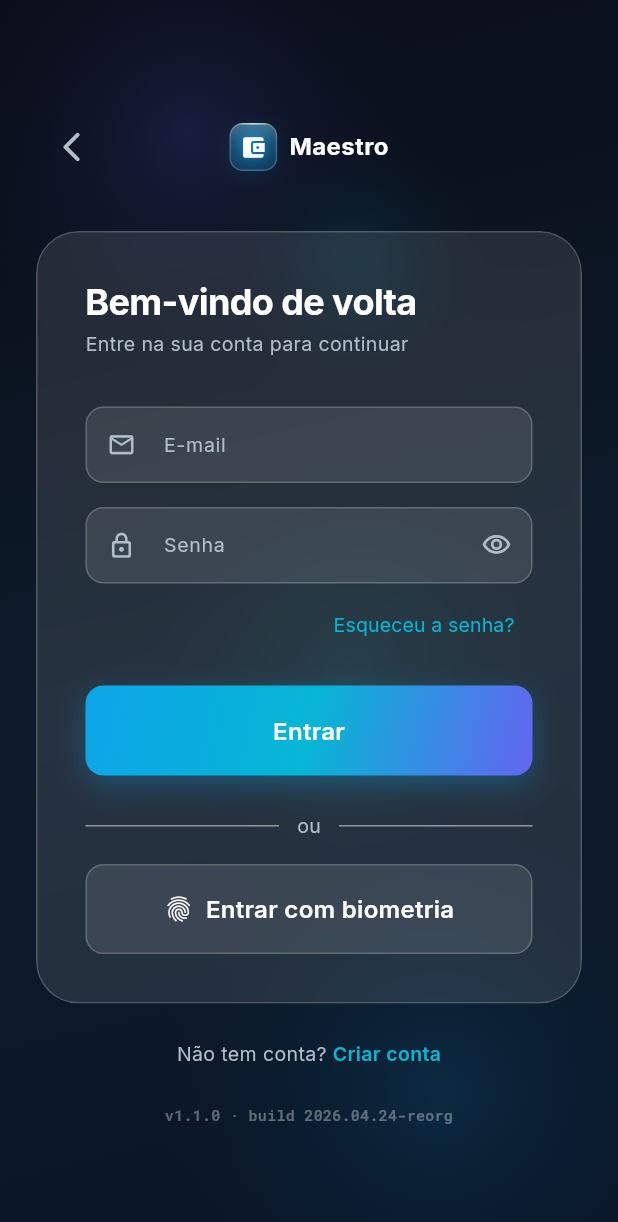
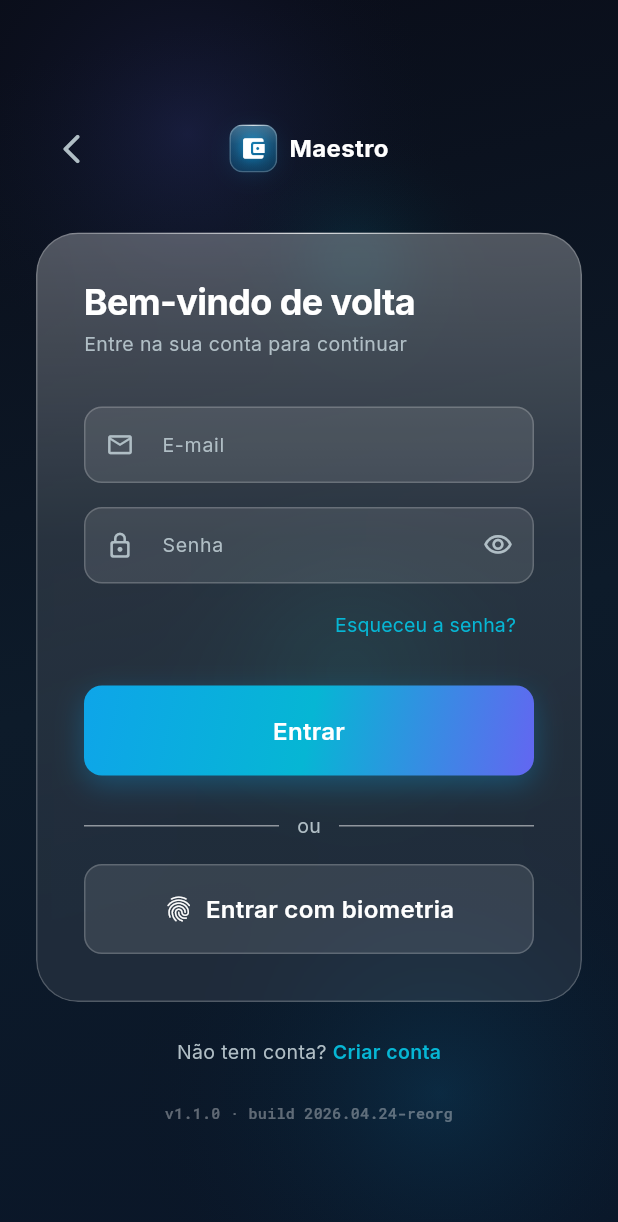
Before and after one commit to devchave/MaestroFinancas, a Flutter app: the LoginScreen screen opened by its route, on a phone screen of 412 x 824 dp. Shown: the top 1222 px of the screen. Run offline on Flutter 3.47's test engine with Material 3 defaults, Android fonts, the phone set to English and light mode, and no system bars; drawn by our look-alikes of flutter_animate; our stand-ins replace go_router, google_fonts.

Commit message:
Redesign AppCard with LiquidGlass
AppCard now wraps its content in LiquidGlass:
- Automatic rim of light at the top
- Inner top-down highlight
- Translucent white border
- Optional accentColor bleeds subtly (strength 0.5) for thematic tinting
- Consistent squircle feel across the whole app

API unchanged (child, padding, radius, accentColor, onTap) — all
existing cards upgrade automatically.

https://claude.ai/code/session_011YfDwKA5sEXCSYcbTsZePf

```diff
--- a/app/lib/widgets/app_ui.dart
+++ b/app/lib/widgets/app_ui.dart
@@ -1,4 +1,3 @@
-import 'dart:ui';
 import 'package:flutter/material.dart';
 import '../theme/app_colors.dart';
 import '../theme/app_radius.dart';
@@ -146,7 +145,11 @@ class AppButton extends StatelessWidget {
 }
 
 // ════════════════════════════════════════════════════════════════════════════
-// AppCard — card glass padronizado
+// AppCard — card Liquid Glass
+//
+// Construído sobre LiquidGlass. Aceita opcionalmente um `accentColor`
+// para dar uma tinta ambiente (ex: card de tool placeholder tingido
+// com a cor da ferramenta).
 // ════════════════════════════════════════════════════════════════════════════
 
 class AppCard extends StatelessWidget {
@@ -168,24 +171,14 @@ class AppCard extends StatelessWidget {
   @override
   Widget build(BuildContext context) {
     final r = radius ?? AppRadius.lg;
-    final borderColor = accentColor != null
-        ? accentColor!.withValues(alpha: 0.3)
-        : AppColors.glassBorder;
 
-    Widget card = ClipRRect(
-      borderRadius: BorderRadius.circular(r),
-      child: BackdropFilter(
-        filter: ImageFilter.blur(sigmaX: 12, sigmaY: 12),
-        child: Container(
-          padding: padding ?? const EdgeInsets.all(AppSpacing.md),
-          decoration: BoxDecoration(
-            color: AppColors.glassWhite,
-            borderRadius: BorderRadius.circular(r),
-            border: Border.all(color: borderColor),
-          ),
-          child: child,
-        ),
-      ),
+    Widget card = LiquidGlass(
+      tint: accentColor,
+      tintStrength: accentColor != null ? 0.5 : 0,
+      radius: r,
+      blur: 14,
+      padding: padding ?? const EdgeInsets.all(AppSpacing.md),
+      child: child,
     );
 
     if (onTap != null) {
```
